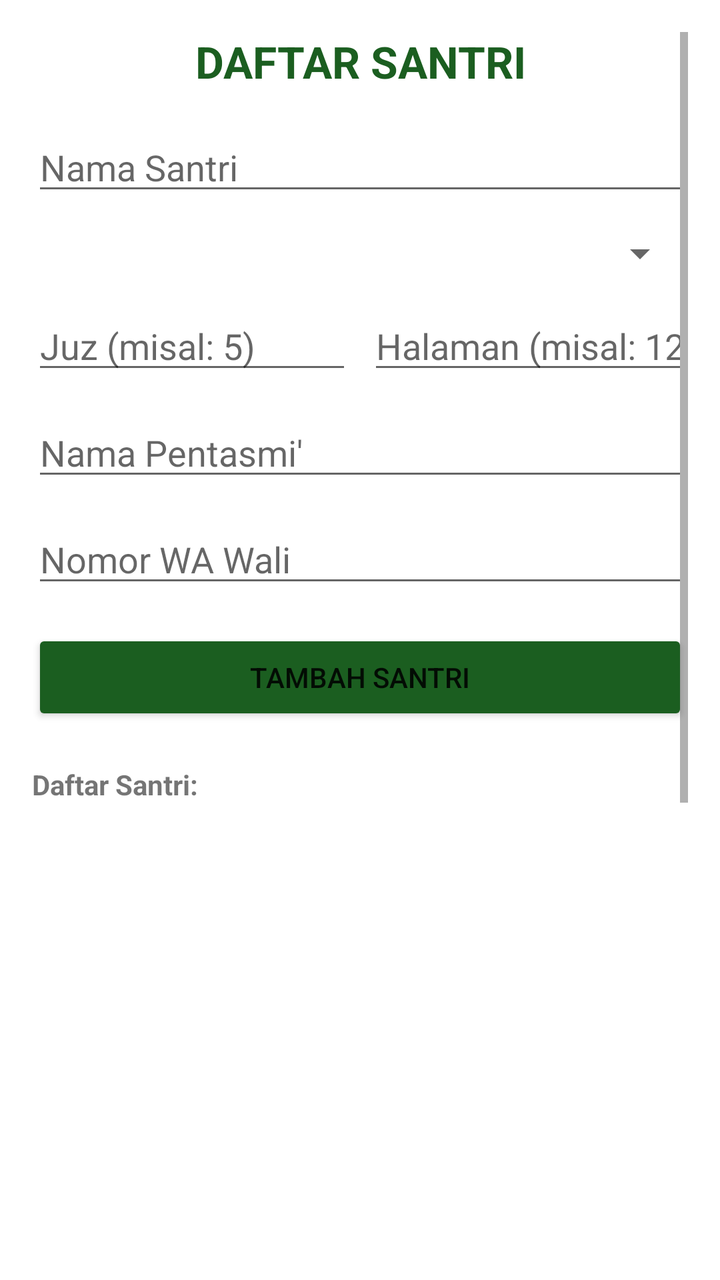
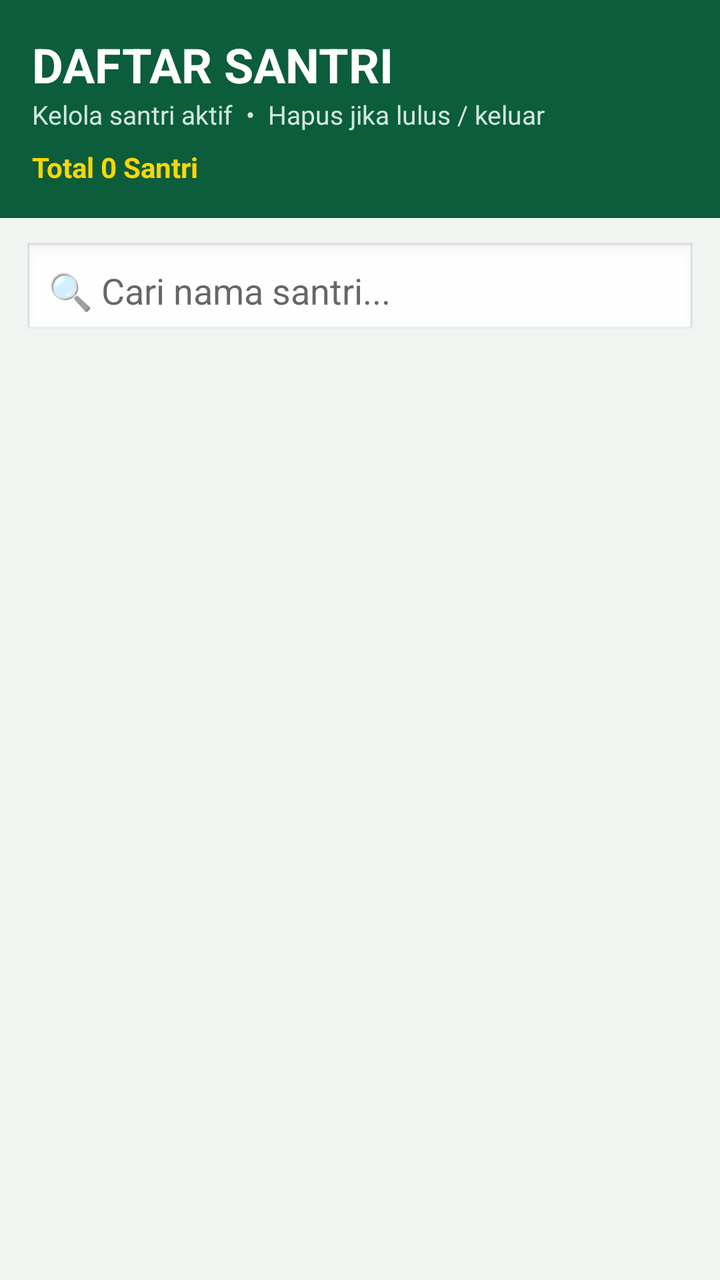

The first picture is an Android layout as it rendered before a commit; the second is the same layout after the commit. The layout source and the unified diff follow.
<!-- AndroidManifest.xml: application theme Theme.AppCompat.Light.DarkActionBar -->
<!-- res/layout/activity_data_santri.xml -->
<?xml version="1.0" encoding="utf-8"?>
<ScrollView xmlns:android="http://schemas.android.com/apk/res/android"
 android:layout_width="match_parent" android:layout_height="match_parent" android:padding="16dp" android:background="#FFFFFF">
 <LinearLayout android:layout_width="match_parent" android:layout_height="wrap_content" android:orientation="vertical">
  <TextView android:layout_width="match_parent" android:layout_height="wrap_content" android:text="DAFTAR SANTRI" android:textSize="22sp" android:textStyle="bold" android:textColor="#1B5E20" android:gravity="center"/>
  <EditText android:id="@+id/etNamaSantri" android:layout_width="match_parent" android:layout_height="wrap_content" android:hint="Nama Santri" android:layout_marginTop="16dp"/>
  <Spinner android:id="@+id/spKelas" android:layout_width="match_parent" android:layout_height="wrap_content" android:layout_marginTop="12dp"/>
  <LinearLayout android:layout_width="match_parent" android:layout_height="wrap_content" android:orientation="horizontal">
    <EditText android:id="@+id/etJuz" android:layout_width="0dp" android:layout_weight="1" android:layout_height="wrap_content" android:hint="Juz (misal: 5)" android:inputType="number" android:layout_marginTop="12dp"/>
    <EditText android:id="@+id/etHalaman" android:layout_width="0dp" android:layout_weight="1" android:layout_height="wrap_content" android:hint="Halaman (misal: 120)" android:inputType="number" android:layout_marginTop="12dp" android:layout_marginStart="8dp"/>
  </LinearLayout>
  <EditText android:id="@+id/etPentasmi" android:layout_width="match_parent" android:layout_height="wrap_content" android:hint="Nama Pentasmi'" android:layout_marginTop="12dp"/>
  <EditText android:id="@+id/etWaWali" android:layout_width="match_parent" android:layout_height="wrap_content" android:hint="Nomor WA Wali" android:inputType="phone" android:layout_marginTop="12dp"/>
  <Button android:id="@+id/btnTambah" android:layout_width="match_parent" android:layout_height="wrap_content" android:text="TAMBAH SANTRI" android:layout_marginTop="16dp" android:backgroundTint="#1B5E20"/>
  <TextView android:layout_width="match_parent" android:layout_height="wrap_content" android:text="Daftar Santri:" android:textStyle="bold" android:layout_marginTop="20dp"/>
  <ListView android:id="@+id/lvSantri" android:layout_width="match_parent" android:layout_height="600dp" android:layout_marginTop="8dp"/>
 </LinearLayout>
</ScrollView>
<!-- resources referenced by this layout -->
<resources>

</resources>

<!-- the commit's change to res/layout/activity_data_santri.xml (unified diff, before → after) -->
@@ -1,18 +1,15 @@
 <?xml version="1.0" encoding="utf-8"?>
-<ScrollView xmlns:android="http://schemas.android.com/apk/res/android"
- android:layout_width="match_parent" android:layout_height="match_parent" android:padding="16dp" android:background="#FFFFFF">
- <LinearLayout android:layout_width="match_parent" android:layout_height="wrap_content" android:orientation="vertical">
-  <TextView android:layout_width="match_parent" android:layout_height="wrap_content" android:text="DAFTAR SANTRI" android:textSize="22sp" android:textStyle="bold" android:textColor="#1B5E20" android:gravity="center"/>
-  <EditText android:id="@+id/etNamaSantri" android:layout_width="match_parent" android:layout_height="wrap_content" android:hint="Nama Santri" android:layout_marginTop="16dp"/>
-  <Spinner android:id="@+id/spKelas" android:layout_width="match_parent" android:layout_height="wrap_content" android:layout_marginTop="12dp"/>
-  <LinearLayout android:layout_width="match_parent" android:layout_height="wrap_content" android:orientation="horizontal">
-    <EditText android:id="@+id/etJuz" android:layout_width="0dp" android:layout_weight="1" android:layout_height="wrap_content" android:hint="Juz (misal: 5)" android:inputType="number" android:layout_marginTop="12dp"/>
-    <EditText android:id="@+id/etHalaman" android:layout_width="0dp" android:layout_weight="1" android:layout_height="wrap_content" android:hint="Halaman (misal: 120)" android:inputType="number" android:layout_marginTop="12dp" android:layout_marginStart="8dp"/>
-  </LinearLayout>
-  <EditText android:id="@+id/etPentasmi" android:layout_width="match_parent" android:layout_height="wrap_content" android:hint="Nama Pentasmi'" android:layout_marginTop="12dp"/>
-  <EditText android:id="@+id/etWaWali" android:layout_width="match_parent" android:layout_height="wrap_content" android:hint="Nomor WA Wali" android:inputType="phone" android:layout_marginTop="12dp"/>
-  <Button android:id="@+id/btnTambah" android:layout_width="match_parent" android:layout_height="wrap_content" android:text="TAMBAH SANTRI" android:layout_marginTop="16dp" android:backgroundTint="#1B5E20"/>
-  <TextView android:layout_width="match_parent" android:layout_height="wrap_content" android:text="Daftar Santri:" android:textStyle="bold" android:layout_marginTop="20dp"/>
-  <ListView android:id="@+id/lvSantri" android:layout_width="match_parent" android:layout_height="600dp" android:layout_marginTop="8dp"/>
- </LinearLayout>
-</ScrollView>
+<LinearLayout xmlns:android="http://schemas.android.com/apk/res/android"
+    android:orientation="vertical" android:layout_width="match_parent" android:layout_height="match_parent" android:background="#F1F5F2">
+    <LinearLayout android:orientation="vertical" android:padding="16dp" android:background="#0B5D3B" android:layout_width="match_parent" android:layout_height="wrap_content">
+        <TextView android:text="DAFTAR SANTRI" android:textColor="#FFFFFF" android:textSize="24sp" android:textStyle="bold" android:layout_width="wrap_content" android:layout_height="wrap_content"/>
+        <TextView android:text="Kelola santri aktif  •  Hapus jika lulus / keluar" android:textColor="#D1E7DD" android:textSize="13sp" android:layout_width="wrap_content" android:layout_height="wrap_content"/>
+        <TextView android:id="@+id/tvTotal" android:text="Total 0 Santri" android:textColor="#FFD700" android:textStyle="bold" android:layout_marginTop="8dp" android:layout_width="wrap_content" android:layout_height="wrap_content"/>
+    </LinearLayout>
+    <LinearLayout android:orientation="horizontal" android:padding="12dp" android:layout_width="match_parent" android:layout_height="wrap_content">
+        <EditText android:id="@+id/etCari" android:hint="🔍 Cari nama santri..." android:background="@android:drawable/edit_text" android:padding="12dp" android:layout_width="match_parent" android:layout_height="wrap_content"/>
+    </LinearLayout>
+    <ScrollView android:layout_width="match_parent" android:layout_height="match_parent">
+        <LinearLayout android:id="@+id/containerSantri" android:orientation="vertical" android:padding="12dp" android:layout_width="match_parent" android:layout_height="wrap_content"/>
+    </ScrollView>
+</LinearLayout>
